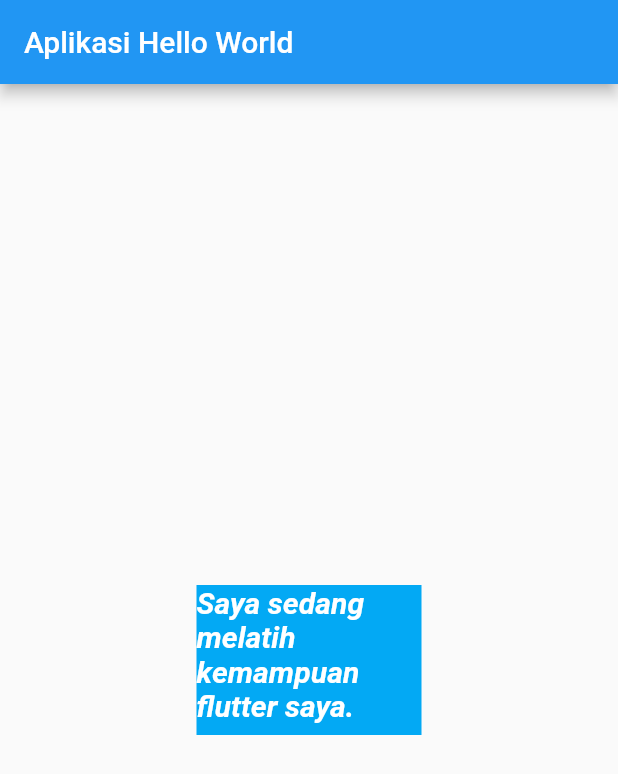
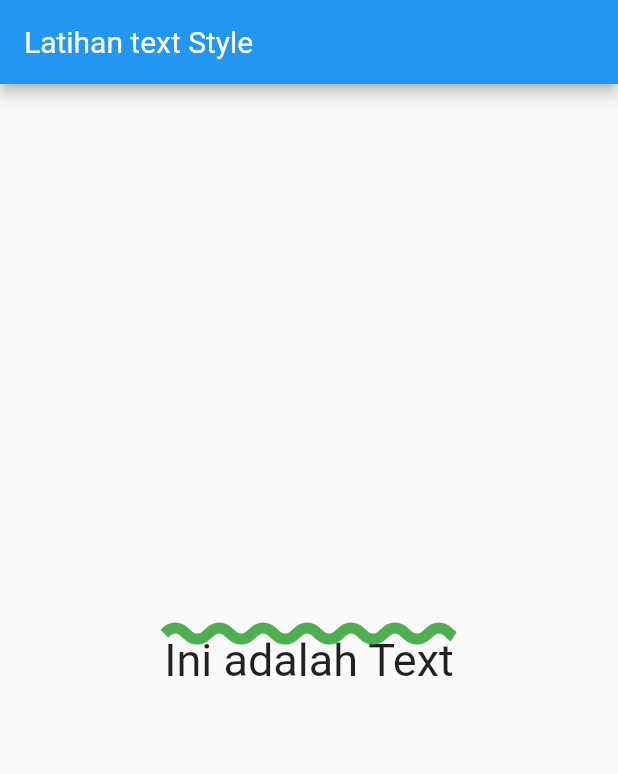
Before and after one commit to bagashyt/flutter_learndart, a Flutter app: the screen it shows after launch, on a phone screen of 412 x 824 dp. Shown: the top 774 px of the screen. Run offline on Flutter 3.47's test engine with Material 2 defaults, Android fonts, the phone set to English and light mode, and no system bars.

Commit message:
learn text style

```diff
--- a/lib/main.dart
+++ b/lib/main.dart
@@ -10,21 +10,21 @@ class MyApp extends StatelessWidget {
     return MaterialApp(
       home: Scaffold(
         appBar: AppBar(
-          title: Text("Aplikasi Hello World"),
+          title: Text("Latihan text Style"),
         ),
         body: Center(
-            child: Container(
-                color: Colors.lightBlue,
-                width: 150,
-                height: 100,
-                child: Text(
-                  "Saya sedang melatih kemampuan flutter saya.",
-                  style: TextStyle(
-                      color: Colors.white,
-                      fontStyle: FontStyle.italic,
-                      fontWeight: FontWeight.w700,
-                      fontSize: 20),
-                ))),
+          child: Text(
+            "Ini adalah Text",
+            style: TextStyle(
+                fontFamily: "Roboto",
+                fontStyle: FontStyle.normal,
+                fontSize: 30,
+                decoration: TextDecoration.overline,
+                decorationColor: Colors.green,
+                decorationThickness: 5,
+                decorationStyle: TextDecorationStyle.wavy),
+          ),
+        ),
       ),
     );
   }
```
Also changed, not shown: pubspec.yaml (+6 -6 lines), fonts/Roboto-Bold.ttf (added), fonts/Roboto-Regular.ttf (added).
